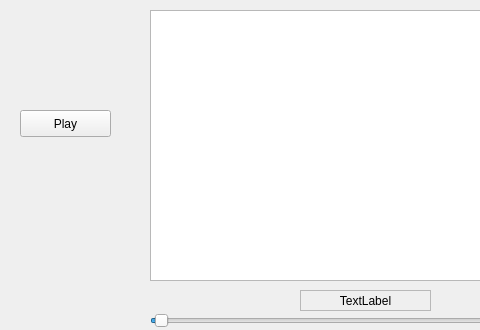
Old version of the form editor/musicwidget.ui in the repository Telecrab/jnb3d; both pictures show x 0 to 480 and y 0 to 330 of the 687 by 330 pixel window.
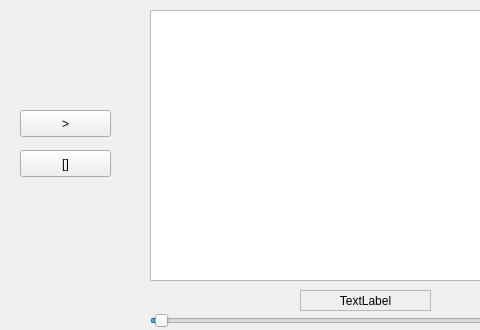
New version of the form.

Commit message: A: Implemented play/pause and stop buttons in MusicWidget.

What changed in the file:
```diff
--- a/editor/musicwidget.ui
+++ b/editor/musicwidget.ui
@@ -51,7 +51,7 @@
     </rect>
    </property>
    <property name="text">
-    <string>Play</string>
+    <string>&gt;</string>
    </property>
    <property name="checkable">
     <bool>true</bool>
@@ -104,6 +104,19 @@
     <enum>Qt::Horizontal</enum>
    </property>
   </widget>
+  <widget class="QPushButton" name="pushButtonStop">
+   <property name="geometry">
+    <rect>
+     <x>20</x>
+     <y>150</y>
+     <width>91</width>
+     <height>27</height>
+    </rect>
+   </property>
+   <property name="text">
+    <string>[]</string>
+   </property>
+  </widget>
  </widget>
  <resources/>
  <connections/>
```
Left out of the diff: 2 changed lines with no effect on the pictures. The commit also changes 2 other files.
